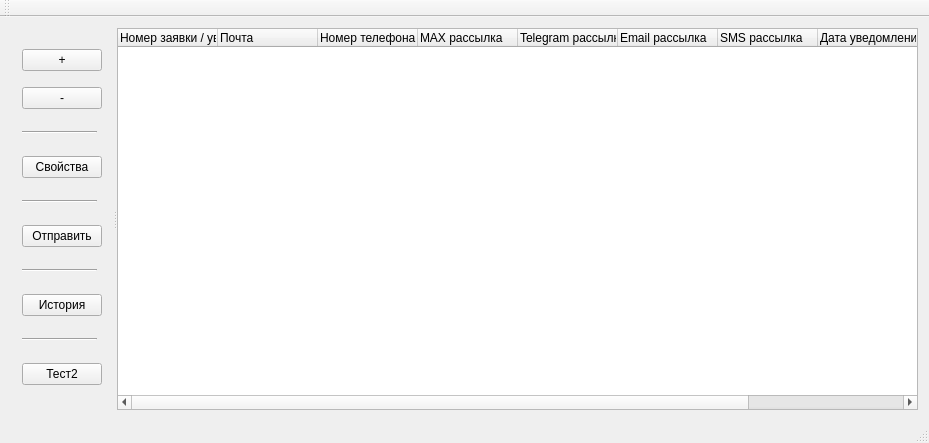
The window that BirdHouse/BirdHouse.ui (AnatolySolovyev12/BirdHouse) describes before a commit, drawn with Qt 5.
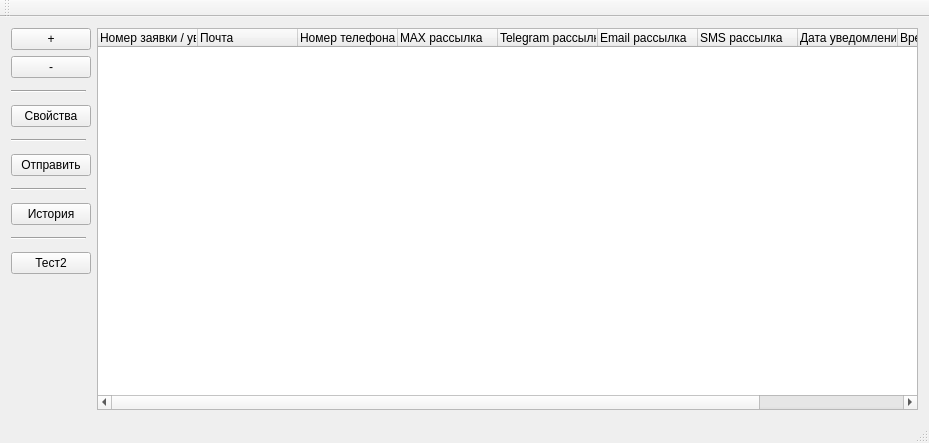
The same window after the commit.

Commit message: set two column layout

Diff of the .ui file:
```diff
--- a/BirdHouse/BirdHouse.ui
+++ b/BirdHouse/BirdHouse.ui
@@ -22,13 +22,11 @@
    </property>
    <layout class="QGridLayout" name="gridLayout">
     <item row="0" column="0">
-     <widget class="QSplitter" name="splitter">
-      <property name="orientation">
-       <enum>Qt::Horizontal</enum>
+     <layout class="QFormLayout" name="formLayout">
+      <property name="sizeConstraint">
+       <enum>QLayout::SetDefaultConstraint</enum>
       </property>
-      <widget class="QWidget" name="layoutWidget">
-       <layout class="QVBoxLayout" name="verticalLayout">
-        <item>
+      <item row="0" column="0">
          <widget class="QPushButton" name="pushButtonAdd">
           <property name="sizePolicy">
            <sizepolicy hsizetype="Fixed" vsizetype="Fixed">
@@ -44,7 +42,7 @@
           </property>
          </widget>
         </item>
-        <item>
+      <item row="1" column="0">
          <widget class="QPushButton" name="pushButtonAddMinus">
           <property name="sizePolicy">
            <sizepolicy hsizetype="Fixed" vsizetype="Fixed">
@@ -60,7 +58,7 @@
           </property>
          </widget>
         </item>
-        <item>
+      <item row="2" column="0">
          <widget class="Line" name="line_4">
           <property name="sizePolicy">
            <sizepolicy hsizetype="Fixed" vsizetype="Fixed">
@@ -79,7 +77,7 @@
           </property>
          </widget>
         </item>
-        <item>
+      <item row="3" column="0">
          <widget class="QPushButton" name="pushButtonSetting">
           <property name="sizePolicy">
            <sizepolicy hsizetype="Fixed" vsizetype="Fixed">
@@ -95,7 +93,7 @@
           </property>
          </widget>
         </item>
-        <item>
+      <item row="4" column="0">
          <widget class="Line" name="line_5">
           <property name="sizePolicy">
            <sizepolicy hsizetype="Fixed" vsizetype="Fixed">
@@ -114,7 +112,7 @@
           </property>
          </widget>
         </item>
-        <item>
+      <item row="5" column="0">
          <widget class="QPushButton" name="sendButton">
           <property name="sizePolicy">
            <sizepolicy hsizetype="Fixed" vsizetype="Fixed">
@@ -130,7 +128,7 @@
           </property>
          </widget>
         </item>
-        <item>
+      <item row="6" column="0">
          <widget class="Line" name="line_6">
           <property name="sizePolicy">
            <sizepolicy hsizetype="Fixed" vsizetype="Fixed">
@@ -149,14 +147,14 @@
           </property>
          </widget>
         </item>
-        <item>
+      <item row="7" column="0">
          <widget class="QPushButton" name="historyButton">
           <property name="text">
            <string>История</string>
           </property>
          </widget>
         </item>
-        <item>
+      <item row="8" column="0">
          <widget class="Line" name="line_7">
           <property name="sizePolicy">
            <sizepolicy hsizetype="Fixed" vsizetype="Fixed">
@@ -175,7 +173,7 @@
           </property>
          </widget>
         </item>
-        <item>
+      <item row="9" column="0">
          <widget class="QPushButton" name="testButton">
           <property name="text">
            <string>Тест2</string>
@@ -183,7 +181,8 @@
          </widget>
         </item>
        </layout>
-      </widget>
+    </item>
+    <item row="0" column="1">
       <widget class="QTreeWidget" name="treeWidget">
        <property name="enabled">
         <bool>true</bool>
@@ -265,7 +264,6 @@
          <string>Текст уведомления</string>
         </property>
        </column>
-      </widget>
      </widget>
     </item>
    </layout>
```
Lines whose indentation alone changed are shown as unchanged. The commit also changes 1 other file.
